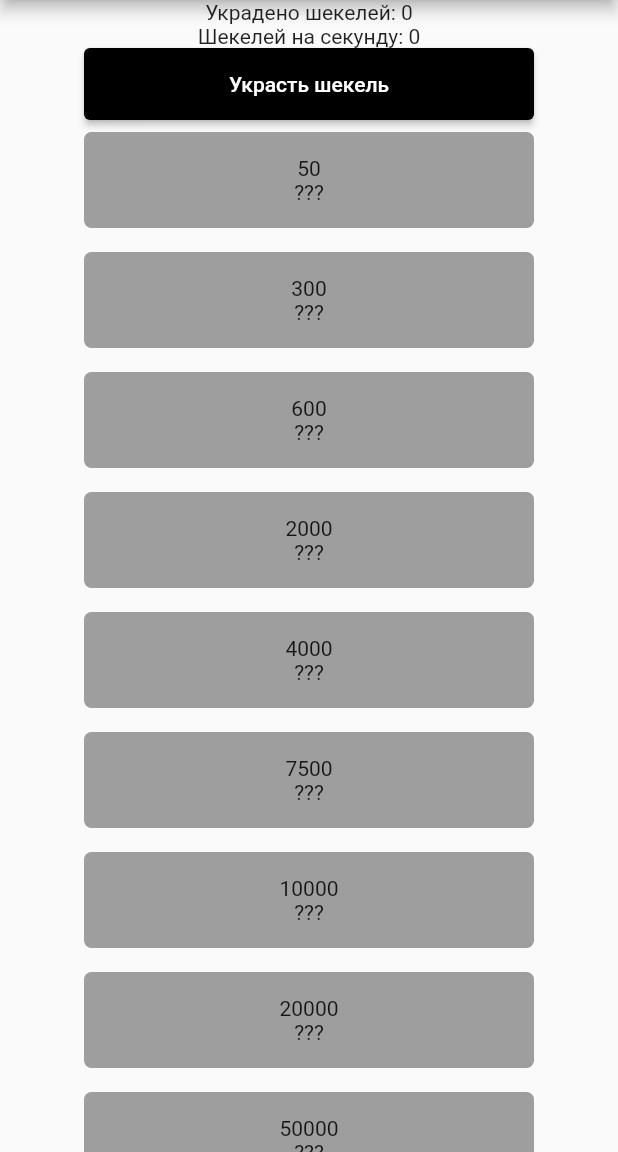
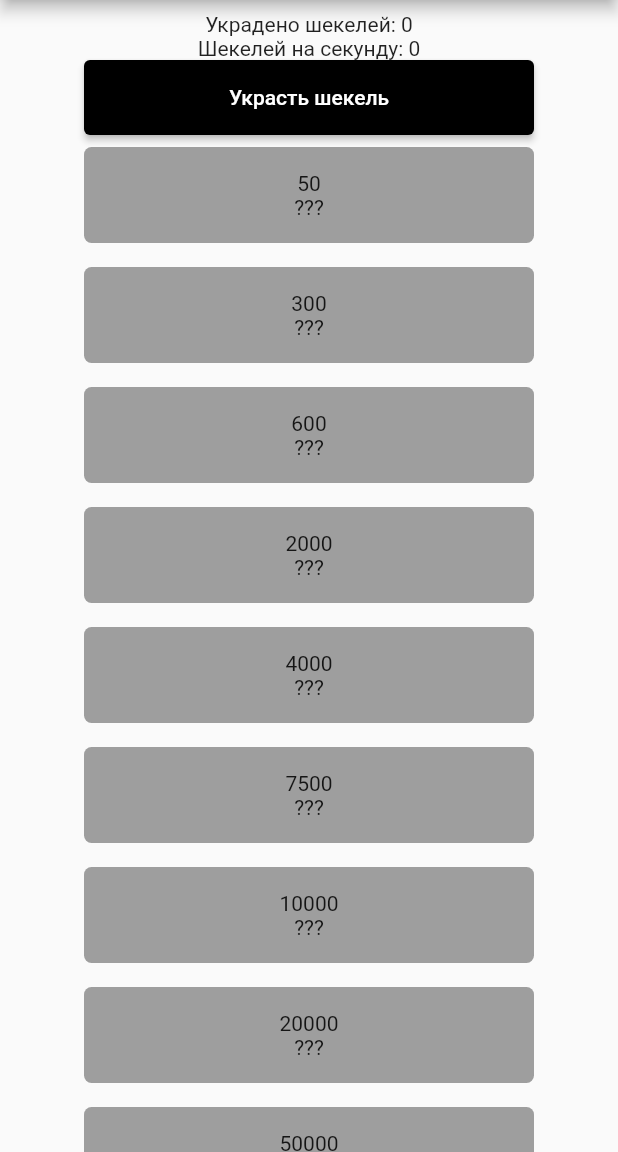
Before and after one commit to igorek812/shekeli, a Flutter app: the screen it shows after launch, on a phone screen of 412 x 824 dp, the part 84-1236 px from its top. Run offline on Flutter 3.47's test engine with Material 2 defaults, Android fonts, the phone set to English and light mode, and no system bars.

Commit message:
home page

```diff
--- a/lib/ui/home-page/page/home-page.dart
+++ b/lib/ui/home-page/page/home-page.dart
@@ -52,13 +52,17 @@ class HomePageState extends State<HomePage> {
           // margin: new EdgeInsets.symmetric(vertical: 8.0, horizontal: 8.0),
           child: Column(
             children: [
+              Padding(
+                padding: EdgeInsets.symmetric(vertical: 4.0),
+              ),
               Text("Украдено шекелей: $availableBalance"),
               Text("Шекелей на секунду: $bonusMoneyInSecond"),
-
-              ElevatedButton(
+              Container(
+                constraints: BoxConstraints.tightFor(height: 50),
+                child: ElevatedButton(
                     style: ButtonStyle(
                       backgroundColor: MaterialStateProperty.all(Colors.black),
-                      padding: MaterialStateProperty.all(EdgeInsets.symmetric(vertical: 16.0))
+                      padding: MaterialStateProperty.all(EdgeInsets.symmetric(vertical: 16.0)),
                     ),
                     onPressed: () {
                       setState(() {
@@ -76,9 +80,11 @@ class HomePageState extends State<HomePage> {
                         )
                     )
                 ),
+              ),
 
               new Expanded(
                 child: new ListView.builder(
+                  //physics: NeverScrollableScrollPhysics(),
                   itemCount: incomeTypes.length,
                   itemBuilder: (context, numberOfRow) {
                     return BuyButton(incomeType: incomeTypes[numberOfRow], rootWidget: this);
```
Lines whose indentation alone changed are shown as unchanged.
